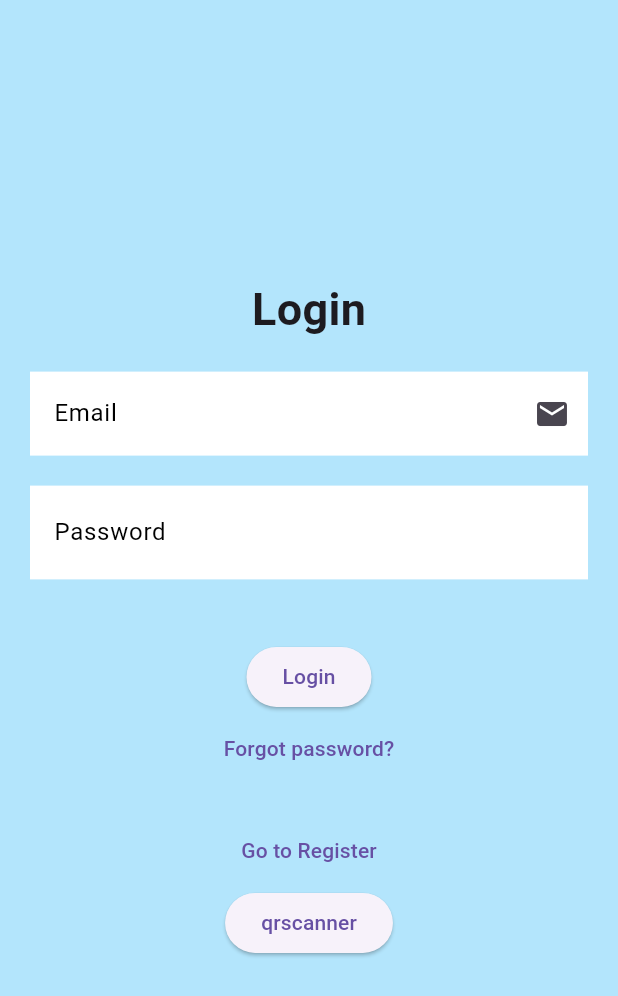
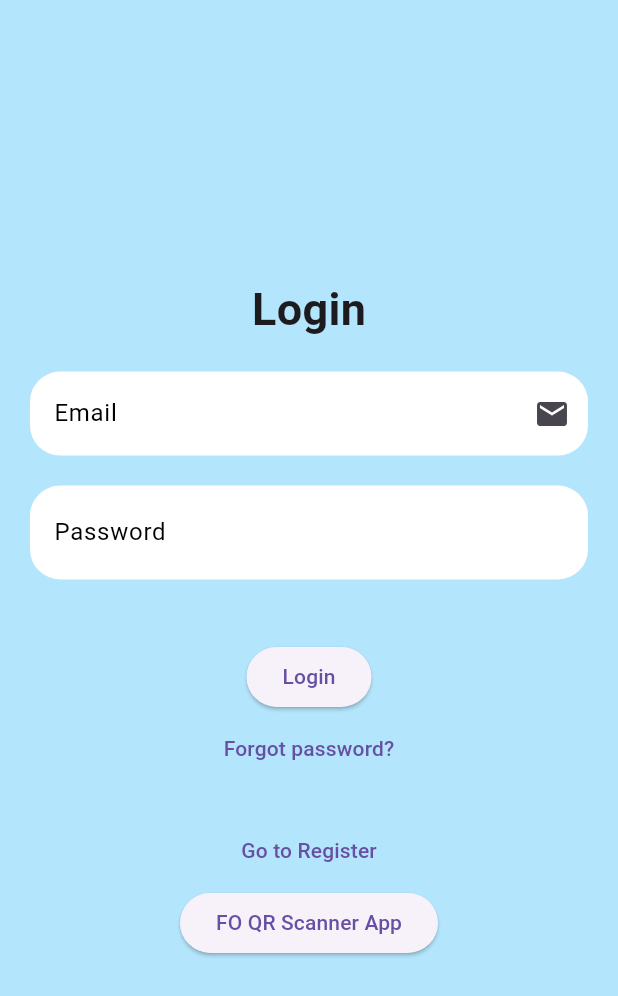
Before and after one commit to QHanif/iStarpoint, a Flutter app: the screen it shows after launch, on a phone screen of 412 x 824 dp. Shown: the top 996 px of the screen. Run offline on Flutter 3.47's test engine with Material 3 defaults, Android fonts, the phone set to English and light mode, and no system bars; our stand-ins replace cloud_firestore, firebase_auth, firebase_core, google_maps_flutter, image_picker, qr_flutter; missing offline and left inert: flutter_barcode_scanner; accounts and stored records are empty.

Commit message:
update ui

```diff
--- a/lib/pages/loginscreen.dart
+++ b/lib/pages/loginscreen.dart
@@ -69,7 +69,10 @@ class _LoginPageState extends State<LoginPage> {
                 decoration: const InputDecoration(
                   fillColor: Colors.white,
                   filled: true,
-                  border: InputBorder.none,
+                  border: OutlineInputBorder(
+                    borderRadius: BorderRadius.all(Radius.circular(20.0)),
+                    borderSide: BorderSide.none,
+                  ),
                   labelText: 'Email',
                   labelStyle: TextStyle(color: Colors.black),
                   suffixIcon: Icon(Icons.email),
@@ -83,7 +86,10 @@ class _LoginPageState extends State<LoginPage> {
                 decoration: InputDecoration(
                   fillColor: Colors.white,
                   filled: true, // Enable fill color
-                  border: InputBorder.none,
+                  border: OutlineInputBorder(
+                    borderRadius: BorderRadius.all(Radius.circular(20.0)),
+                    borderSide: BorderSide.none,
+                  ),
                   labelText: 'Password',
                   labelStyle: const TextStyle(color: Colors.black),
                   suffix: InkWell(
@@ -128,7 +134,7 @@ class _LoginPageState extends State<LoginPage> {
                       MaterialPageRoute(builder: (context) => QrScanner()),
                     );
                   },
-                  child: const Text('qrscanner'))
+                  child: const Text('FO QR Scanner App'))
             ],
           ),
         ),
--- a/lib/pages/profilepage.dart
+++ b/lib/pages/profilepage.dart
@@ -179,12 +179,15 @@ class _ProfilePageState extends State<ProfilePage> {
                       sectionName: 'Kulliyyah',
                       onPressed: () => editField('Kulliyyah'),
                     ),
+                    SizedBox(height: 20),
                     Center(
                       child: Row(
                         mainAxisAlignment: MainAxisAlignment.center,
                         children: <Widget>[
                           Icon(Icons.star), // Add this line
-                          SizedBox(width: 8.0), // Add some spacing between the icon and the text
+                          SizedBox(
+                              width:
+                                  8.0), // Add some spacing between the icon and the text
                           Text(
                             'Starpoints: ${userData['Starpoints'].toString()}',
                             style: TextStyle(
```
Also changed, not shown: lib/pages/voucherpage.dart (+4 -21 lines), lib/qrscanner/qrscanner.dart (+19 -0 lines). Lines whose indentation alone changed are shown as unchanged.
